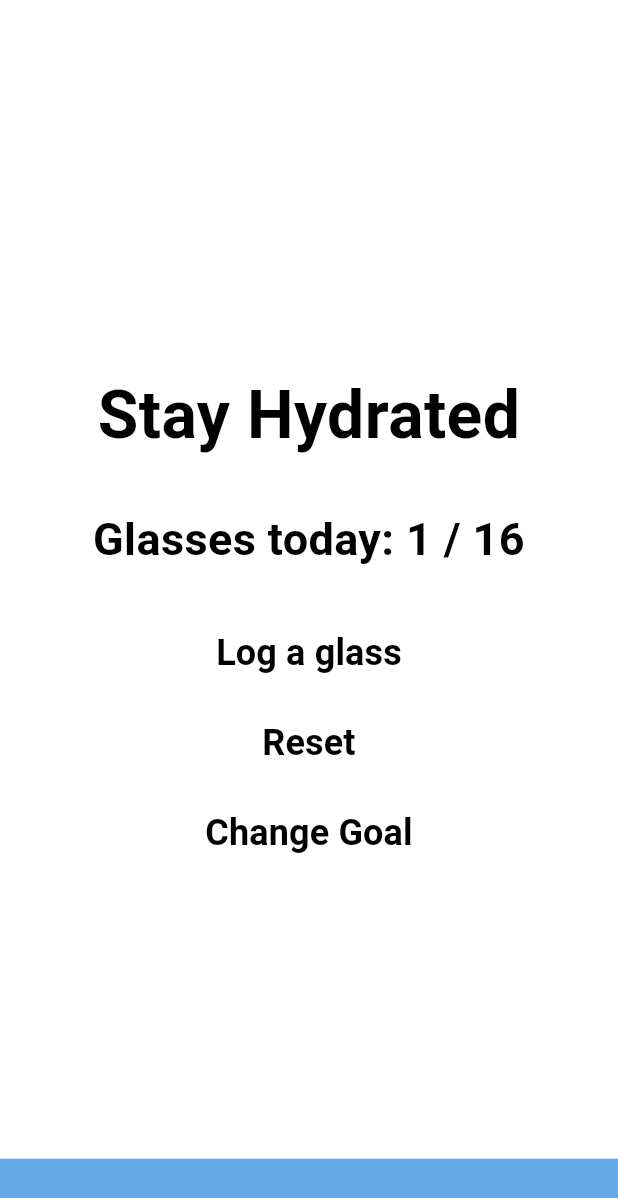
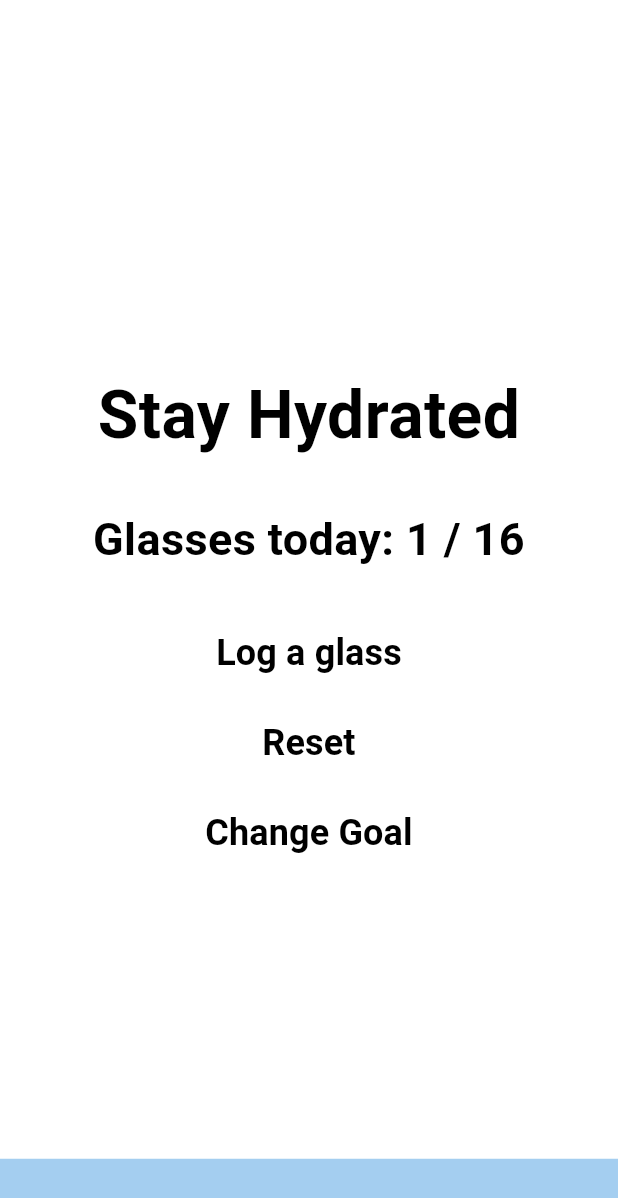
Before and after one commit to MarianoRubalcava01/hydrate_tracker, a Flutter app: the screen it shows after launch, after a tap on "Log a glass", on a phone screen of 412 x 824 dp. Shown: the top 1198 px of the screen. Run offline on Flutter 3.47's test engine with Material 3 defaults, Android fonts, the phone set to English and light mode, and no system bars; our stand-ins replace firebase_core; accounts and stored records are empty.

Commit message:
file for water painter widget

```diff
--- a/lib/main.dart
+++ b/lib/main.dart
@@ -1,6 +1,7 @@
 import 'package:flutter/material.dart';
 import 'package:firebase_core/firebase_core.dart';
 import 'firebase_options.dart'; // The file generated by the CLI
+import 'water_painter.dart'; // Import the WaterPainter
 
 void main() async {
   WidgetsFlutterBinding.ensureInitialized();
@@ -10,113 +11,24 @@ void main() async {
   runApp(MyApp());
 }
 
-
-class GlassWidget extends StatelessWidget {
-  final int counter;
-  final int goal;
-
-  const GlassWidget({super.key, required this.counter, required this.goal});
-
+class MyApp extends StatelessWidget {
+  const MyApp({super.key});
+  // This widget is the root of your application.
   @override
   Widget build(BuildContext context) {
-
-
-    return Stack(
-      alignment: Alignment.center,
-      children: [
-
-
-        ConstrainedBox(
-          constraints: BoxConstraints(
-            minWidth: 100,
-            maxWidth: 240,
-          ),
-          child: Text(
-            'Glasses logged: $counter / $goal',
-            textAlign: TextAlign.center,
-            style: TextStyle(
-              fontSize: 22,
-              fontWeight: FontWeight.bold,
-              color: Colors.black,
-            ),
-
-          ),
-        )
-      ],
-    );
+    return MaterialApp(
+      title: 'HydrateMate',
+      theme: ThemeData(
+        colorScheme: ColorScheme.fromSeed(seedColor: const Color.fromARGB(255, 25, 145, 201)),
+      ),
+      home: const MyHomePage(title: 'HydrateMate'),
+      );
   }
 }
 
 
-class GlassPainter extends CustomPainter {
-  final double progress;
-
-  GlassPainter(this.progress);
-
-  final Paint _paint = Paint()
-    ..color = const Color.fromARGB(255, 100, 171, 229)
-    ..style = PaintingStyle.fill;
-
-  @override
-  void paint(Canvas canvas, Size size) {
-    final double fillHeight = size.height * progress;
-
-    canvas.drawRect(
-      Rect.fromLTWH(0, size.height - fillHeight, size.width, fillHeight),
-      _paint,
-    );
-  }
-
-  @override
-  bool shouldRepaint(covariant GlassPainter oldDelegate) {
-    return oldDelegate.progress != progress;
-  }
-}
-
-
-
-class MyApp extends StatelessWidget {
-  const MyApp({super.key});
-
-  // This widget is the root of your application.
-  @override
-  Widget build(BuildContext context) {
-    return MaterialApp(
-      title: 'Flutter Demo',
-      theme: ThemeData(
-        // This is the theme of your application.
-        //
-        // TRY THIS: Try running your application with "flutter run". You'll see
-        // the application has a purple toolbar. Then, without quitting the app,
-        // try changing the seedColor in the colorScheme below to Colors.green
-        // and then invoke "hot reload" (save your changes or press the "hot
-        // reload" button in a Flutter-supported IDE, or press "r" if you used
-        // the command line to start the app).
-        //
-        // Notice that the counter didn't reset back to zero; the application
-        // state is not lost during the reload. To reset the state, use hot
-        // restart instead.
-        //
-        // This works for code too, not just values: Most code changes can be
-        // tested with just a hot reload.
-        colorScheme: ColorScheme.fromSeed(seedColor: const Color.fromARGB(255, 25, 145, 201)),
-      ),
-      home: const MyHomePage(title: 'Mears Page'),
-    );
-  }
-}
-
 class MyHomePage extends StatefulWidget {
   const MyHomePage({super.key, required this.title});
-
-  // This widget is the home page of your application. It is stateful, meaning
-  // that it has a State object (defined below) that contains fields that affect
-  // how it looks.
-
-  // This class is the configuration for the state. It holds the values (in this
-  // case the title) provided by the parent (in this case the App widget) and
-  // used by the build method of the State. Fields in a Widget subclass are
-  // always marked "final".
 
   final String title;
 
@@ -125,8 +37,8 @@ class MyHomePage extends StatefulWidget {
 }
 
 class _MyHomePageState extends State<MyHomePage> {
-  int _counter = 0;
-  int setGoal = 16;
+  int _counter = 0; //default value
+  int setGoal = 16; // default goal
 
   final GlobalKey logButtonKey = GlobalKey();
   final GlobalKey resetButtonKey = GlobalKey();
@@ -209,7 +121,7 @@ class _MyHomePageState extends State<MyHomePage> {
   void initState() {
     super.initState();
     WidgetsBinding.instance.addPostFrameCallback((_) {
-      setState(() {}); // Triggers rebuild after layout
+      setState((){}); // Triggers rebuild after layout
     });
   }
 
@@ -239,7 +151,7 @@ class _MyHomePageState extends State<MyHomePage> {
         children: [
           CustomPaint(
             size: MediaQuery.of(context).size,
-            painter: GlassPainter(progress),
+            painter: WaterPainter(progress),
           ),
           Center(
             child: Column(
@@ -262,9 +174,8 @@ class _MyHomePageState extends State<MyHomePage> {
 
                 SizedBox(height: 32),
                 SizedBox(
-                  height:buttonHeight,
-                  child:
-                  Text(
+                  height: buttonHeight,
+                  child: Text(
                     'Glasses today: $_counter / $setGoal',
                     key: glassesTextKey,
                     textAlign: TextAlign.center,
--- /dev/null
+++ b/lib/water_painter.dart
@@ -0,0 +1,25 @@
+import 'package:flutter/material.dart';
+
+class WaterPainter extends CustomPainter {
+  final double progress;
+
+  WaterPainter(this.progress);
+
+  @override
+  void paint(Canvas canvas, Size size) {
+    final paint = Paint()
+      ..color = const Color.fromARGB(150, 100, 171, 229) // Adjust opacity here
+      ..style = PaintingStyle.fill;
+
+    final fillHeight = size.height * progress;
+    canvas.drawRect(
+      Rect.fromLTWH(0, size.height - fillHeight, size.width, fillHeight),
+      paint,
+    );
+  }
+
+  @override
+  bool shouldRepaint(covariant WaterPainter oldDelegate) {
+    return oldDelegate.progress != progress;
+  }
+}
```
